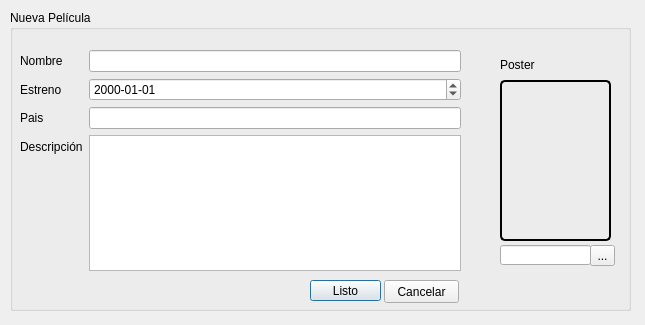
This is ui_elliot/NuevaPeliculaDialog.ui in fr4j4/TrabajoTallerConstruccionSw as Qt 5 draws it before an edit. The edited form follows.
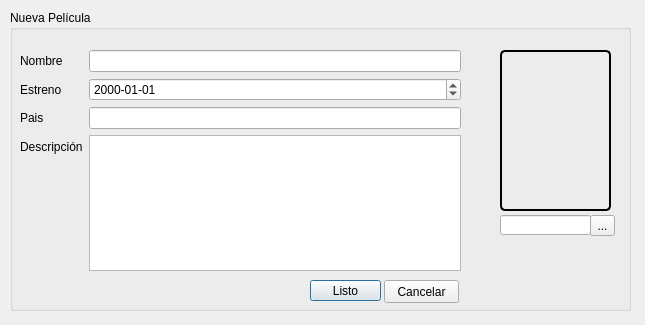
This is the edited form.

Commit message: worst ui ever

The edit to the form file:
```diff
--- a/ui_elliot/NuevaPeliculaDialog.ui
+++ b/ui_elliot/NuevaPeliculaDialog.ui
@@ -110,24 +110,11 @@
      <string>Cancelar</string>
     </property>
    </widget>
-   <widget class="QLabel" name="label_5">
-    <property name="geometry">
-     <rect>
-      <x>490</x>
-      <y>45</y>
-      <width>51</width>
-      <height>20</height>
-     </rect>
-    </property>
-    <property name="text">
-     <string>Poster</string>
-    </property>
-   </widget>
    <widget class="QLabel" name="Display">
     <property name="geometry">
      <rect>
       <x>490</x>
-      <y>70</y>
+      <y>40</y>
       <width>111</width>
       <height>161</height>
      </rect>
@@ -146,7 +133,7 @@
     <property name="geometry">
      <rect>
       <x>490</x>
-      <y>235</y>
+      <y>205</y>
       <width>91</width>
       <height>20</height>
      </rect>
@@ -156,7 +143,7 @@
     <property name="geometry">
      <rect>
       <x>580</x>
-      <y>235</y>
+      <y>205</y>
       <width>25</width>
       <height>21</height>
      </rect>
```
Left out of the diff: 3 changed lines with no effect on the pictures. The commit also changes 2 other files.
